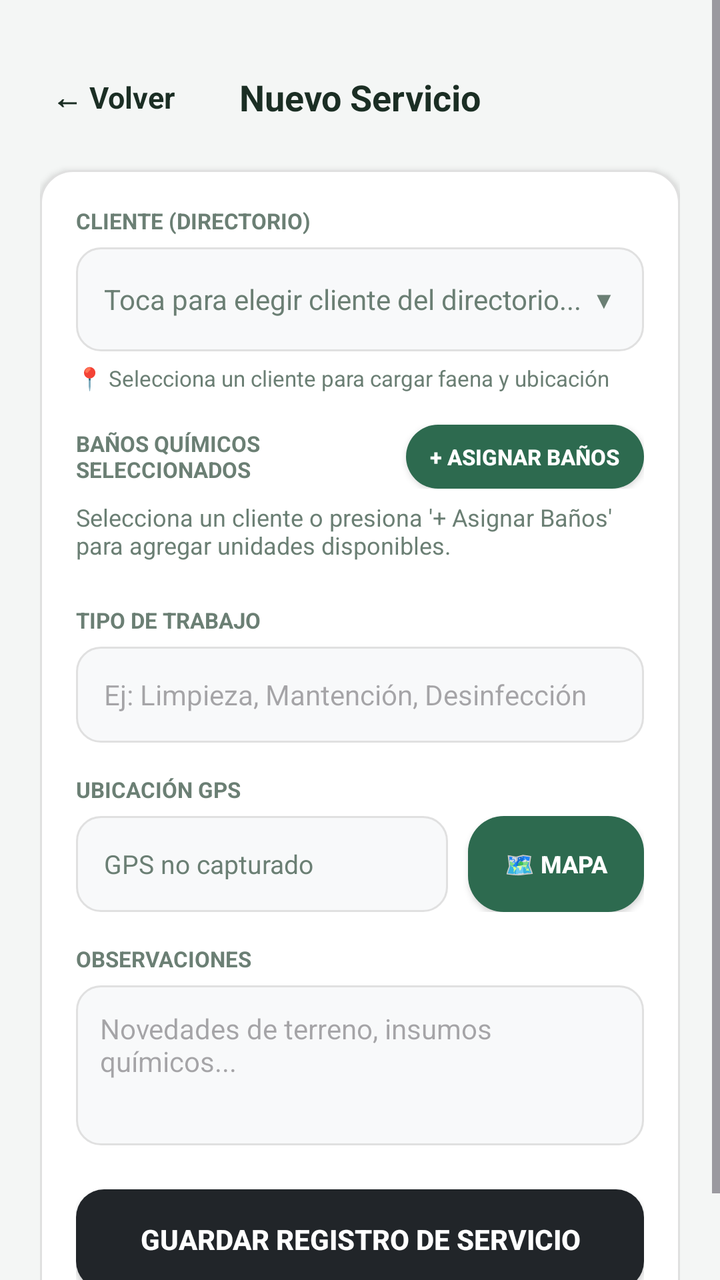
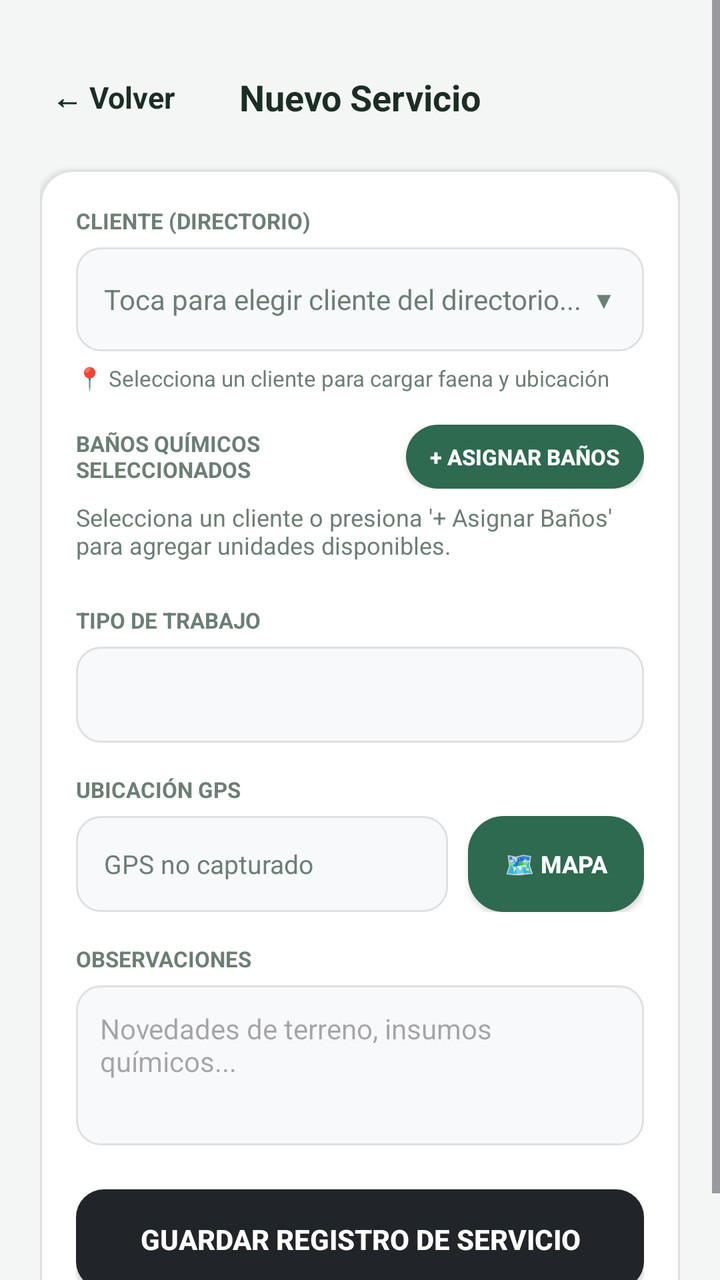

Compare the two renders of this Android layout. The source of the first and the diff that turns it into the second are given below.
<!-- AndroidManifest.xml: application theme Theme.DesiertoTarapaca -->
<!-- res/layout/activity_registrar_servicio.xml -->
<?xml version="1.0" encoding="utf-8"?>
<ScrollView xmlns:android="http://schemas.android.com/apk/res/android"
    android:layout_width="match_parent"
    android:layout_height="match_parent"
    android:background="#F4F6F5"
    android:fillViewport="true">

    <LinearLayout
        android:layout_width="match_parent"
        android:layout_height="wrap_content"
        android:orientation="vertical"
        android:paddingHorizontal="20dp"
        android:paddingTop="32dp"
        android:paddingBottom="24dp">

        <RelativeLayout
            android:layout_width="match_parent"
            android:layout_height="wrap_content"
            android:layout_marginBottom="20dp">

            <TextView
                android:id="@+id/btnVolverRegistro"
                android:layout_width="wrap_content"
                android:layout_height="wrap_content"
                android:layout_alignParentStart="true"
                android:layout_centerVertical="true"
                android:padding="6dp"
                android:text="← Volver"
                android:textColor="@color/text_main"
                android:textSize="15sp"
                android:textStyle="bold" />

            <TextView
                android:layout_width="wrap_content"
                android:layout_height="wrap_content"
                android:layout_centerInParent="true"
                android:text="Nuevo Servicio"
                android:textColor="@color/text_main"
                android:textSize="18sp"
                android:textStyle="bold" />
        </RelativeLayout>

        <LinearLayout
            android:layout_width="match_parent"
            android:layout_height="wrap_content"
            android:background="@drawable/bg_white_card"
            android:elevation="2dp"
            android:orientation="vertical"
            android:padding="18dp">

            <TextView
                android:layout_width="wrap_content"
                android:layout_height="wrap_content"
                android:text="CLIENTE (DIRECTORIO)"
                android:textColor="@color/text_muted"
                android:textSize="11sp"
                android:textStyle="bold" />

            <LinearLayout
                android:id="@+id/btnSeleccionarClienteServicio"
                android:layout_width="match_parent"
                android:layout_height="52dp"
                android:layout_marginTop="6dp"
                android:background="@drawable/bg_input_field"
                android:clickable="true"
                android:focusable="true"
                android:gravity="center_vertical"
                android:orientation="horizontal"
                android:paddingHorizontal="14dp">

                <TextView
                    android:id="@+id/tvClienteServicioTexto"
                    android:layout_width="0dp"
                    android:layout_height="wrap_content"
                    android:layout_weight="1"
                    android:text="Toca para elegir cliente del directorio..."
                    android:textColor="@color/text_muted"
                    android:textSize="14sp" />

                <TextView
                    android:layout_width="wrap_content"
                    android:layout_height="wrap_content"
                    android:text="▼"
                    android:textColor="@color/text_muted"
                    android:textSize="12sp" />
            </LinearLayout>

            <TextView
                android:id="@+id/tvFaenaServicioInfo"
                android:layout_width="match_parent"
                android:layout_height="wrap_content"
                android:layout_marginTop="6dp"
                android:text="📍 Selecciona un cliente para cargar faena y ubicación"
                android:textColor="@color/text_muted"
                android:textSize="11sp" />

            <LinearLayout
                android:layout_width="match_parent"
                android:layout_height="wrap_content"
                android:layout_marginTop="16dp"
                android:gravity="center_vertical"
                android:orientation="horizontal">

                <TextView
                    android:layout_width="0dp"
                    android:layout_height="wrap_content"
                    android:layout_weight="1"
                    android:text="BAÑOS QUÍMICOS SELECCIONADOS"
                    android:textColor="@color/text_muted"
                    android:textSize="11sp"
                    android:textStyle="bold" />

                <androidx.appcompat.widget.AppCompatButton
                    android:id="@+id/btnAgregarBanosServicio"
                    android:layout_width="wrap_content"
                    android:layout_height="32dp"
                    android:background="@drawable/bg_green_tile"
                    android:paddingHorizontal="12dp"
                    android:text="+ Asignar Baños"
                    android:textColor="@color/text_light"
                    android:textSize="11sp"
                    android:textStyle="bold" />
            </LinearLayout>

            <TextView
                android:id="@+id/tvAvisoSinBanos"
                android:layout_width="match_parent"
                android:layout_height="wrap_content"
                android:layout_marginTop="6dp"
                android:text="Selecciona un cliente o presiona '+ Asignar Baños' para agregar unidades disponibles."
                android:textColor="@color/text_muted"
                android:textSize="12sp" />

            <LinearLayout
                android:id="@+id/contenedorChecksBanos"
                android:layout_width="match_parent"
                android:layout_height="wrap_content"
                android:layout_marginTop="6dp"
                android:orientation="vertical" />

            <TextView
                android:layout_width="wrap_content"
                android:layout_height="wrap_content"
                android:layout_marginTop="16dp"
                android:text="TIPO DE TRABAJO"
                android:textColor="@color/text_muted"
                android:textSize="11sp"
                android:textStyle="bold" />

            <EditText
                android:id="@+id/etTipoTrabajo"
                android:layout_width="match_parent"
                android:layout_height="48dp"
                android:layout_marginTop="6dp"
                android:background="@drawable/bg_input_field"
                android:hint="Ej: Limpieza, Mantención, Desinfección"
                android:inputType="textCapSentences"
                android:paddingHorizontal="14dp"
                android:textColor="@color/text_main"
                android:textSize="14sp" />

            <TextView
                android:layout_width="wrap_content"
                android:layout_height="wrap_content"
                android:layout_marginTop="16dp"
                android:text="UBICACIÓN GPS"
                android:textColor="@color/text_muted"
                android:textSize="11sp"
                android:textStyle="bold" />

            <LinearLayout
                android:layout_width="match_parent"
                android:layout_height="wrap_content"
                android:layout_marginTop="6dp"
                android:gravity="center_vertical"
                android:orientation="horizontal">

                <TextView
                    android:id="@+id/tvCoordenadasGps"
                    android:layout_width="0dp"
                    android:layout_height="48dp"
                    android:layout_weight="1"
                    android:background="@drawable/bg_input_field"
                    android:gravity="center_vertical"
                    android:paddingHorizontal="14dp"
                    android:text="GPS no capturado"
                    android:textColor="@color/text_muted"
                    android:textSize="13sp" />

                <androidx.appcompat.widget.AppCompatButton
                    android:id="@+id/btnCapturarGps"
                    android:layout_width="wrap_content"
                    android:layout_height="48dp"
                    android:layout_marginStart="10dp"
                    android:background="@drawable/bg_green_tile"
                    android:paddingHorizontal="14dp"
                    android:text="🗺️ Mapa"
                    android:textColor="@color/text_light"
                    android:textSize="12sp"
                    android:textStyle="bold" />
            </LinearLayout>

            <TextView
                android:layout_width="wrap_content"
                android:layout_height="wrap_content"
                android:layout_marginTop="16dp"
                android:text="OBSERVACIONES"
                android:textColor="@color/text_muted"
                android:textSize="11sp"
                android:textStyle="bold" />

            <EditText
                android:id="@+id/etObservaciones"
                android:layout_width="match_parent"
                android:layout_height="80dp"
                android:layout_marginTop="6dp"
                android:background="@drawable/bg_input_field"
                android:gravity="top|start"
                android:hint="Novedades de terreno, insumos químicos..."
                android:padding="12dp"
                android:textColor="@color/text_main"
                android:textSize="14sp" />

            <androidx.appcompat.widget.AppCompatButton
                android:id="@+id/btnGuardarServicio"
                android:layout_width="match_parent"
                android:layout_height="50dp"
                android:layout_marginTop="22dp"
                android:background="@drawable/bg_btn_finalizar"
                android:text="Guardar Registro de Servicio"
                android:textColor="@color/text_light"
                android:textSize="14sp"
                android:textStyle="bold" />
        </LinearLayout>

    </LinearLayout>
</ScrollView>
<!-- resources referenced by this layout -->
<resources>
  <color name="text_light">#FFFFFF</color>
  <color name="text_main">#1B2E24</color>
  <color name="text_muted">#6B7F74</color>
  <!-- drawable bg_btn_finalizar (drawable) -->
  <?xml version="1.0" encoding="utf-8"?>
  <ripple xmlns:android="http://schemas.android.com/apk/res/android"
      android:color="#000000">
      <item>
          <shape android:shape="rectangle">
              <solid android:color="@color/btn_dark_close" />
              <corners android:radius="14dp" />
          </shape>
      </item>
  </ripple>
  <!-- drawable bg_green_tile (drawable) -->
  <?xml version="1.0" encoding="utf-8"?>
  <ripple xmlns:android="http://schemas.android.com/apk/res/android"
      android:color="@color/green_tile_pressed">
      <item>
          <shape android:shape="rectangle">
              <solid android:color="@color/green_tile" />
              <corners android:radius="18dp" />
          </shape>
      </item>
  </ripple>
  <!-- drawable bg_input_field (drawable) -->
  <?xml version="1.0" encoding="utf-8"?>
  <shape xmlns:android="http://schemas.android.com/apk/res/android"
      android:shape="rectangle">
      <solid android:color="#F8F9FA" />
      <stroke
          android:width="1dp"
          android:color="#E0E0E0" />
      <corners android:radius="12dp" />
  </shape>
  <!-- drawable bg_white_card (drawable) -->
  <?xml version="1.0" encoding="utf-8"?>
  <shape xmlns:android="http://schemas.android.com/apk/res/android"
      android:shape="rectangle">
      <solid android:color="@color/card_white" />
      <stroke android:width="1dp" android:color="@color/border_light" />
      <corners android:radius="16dp" />
  </shape>
  <style name="Theme.DesiertoTarapaca" parent="Base.Theme.DesiertoTarapaca" />
  <color name="btn_dark_close">#212529</color>
  <color name="green_tile_pressed">#1B4332</color>
  <color name="green_tile">#2D6A4F</color>
  <color name="card_white">#FFFFFF</color>
  <color name="border_light">#E0E0E0</color>
  <style name="Base.Theme.DesiertoTarapaca" parent="Theme.Material3.DayNight.NoActionBar">
          
          
      </style>
</resources>

<!-- the commit's change to res/layout/activity_registrar_servicio.xml (unified diff, before → after) -->
@@ -153,7 +153,6 @@
                 android:layout_height="48dp"
                 android:layout_marginTop="6dp"
                 android:background="@drawable/bg_input_field"
-                android:hint="Ej: Limpieza, Mantención, Desinfección"
                 android:inputType="textCapSentences"
                 android:paddingHorizontal="14dp"
                 android:textColor="@color/text_main"
